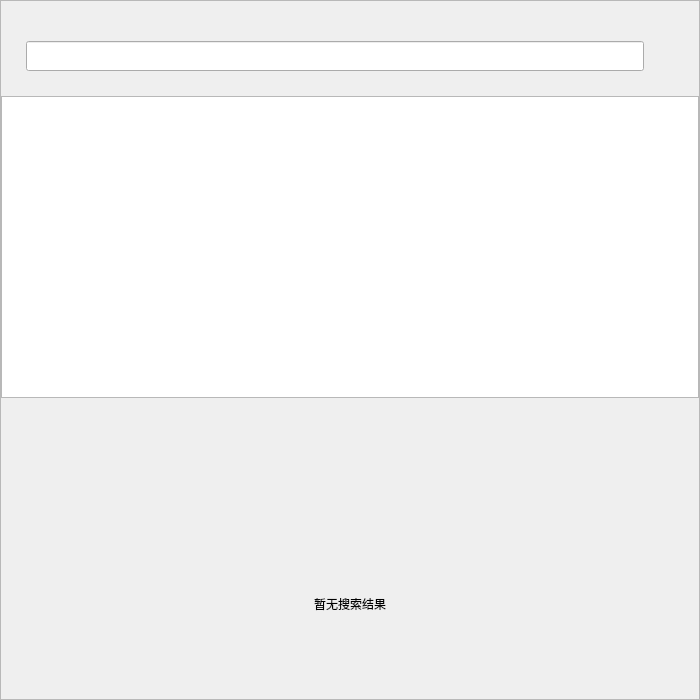
Old version of the form Clients/GuChat/finddialog.ui in the repository Lenis0/GuChat.
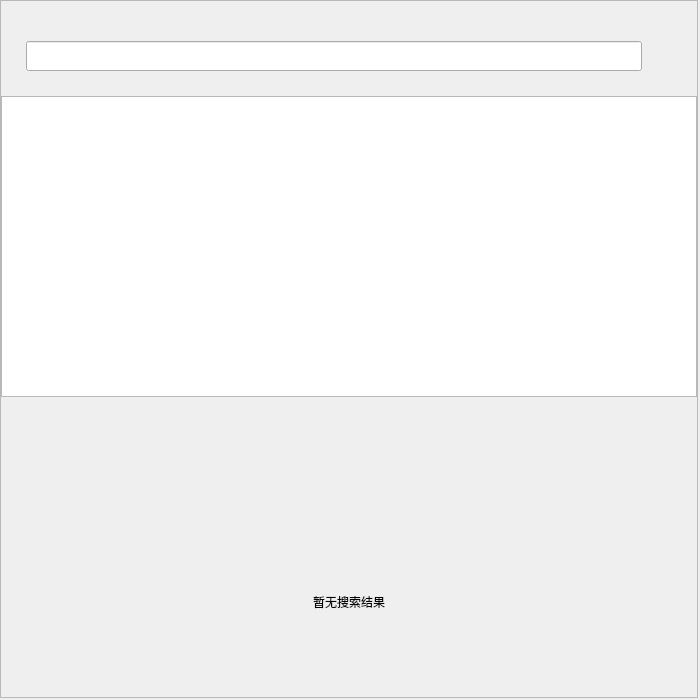
New version of the form. Custom widgets are drawn as their Qt base class.

Patch:
```diff
--- a/Clients/GuChat/finddialog.ui
+++ b/Clients/GuChat/finddialog.ui
@@ -2,6 +2,9 @@
 <ui version="4.0">
  <class>FindDialog</class>
  <widget class="QDialog" name="FindDialog">
+  <property name="enabled">
+   <bool>true</bool>
+  </property>
   <property name="geometry">
    <rect>
     <x>0</x>
@@ -16,12 +19,6 @@
     <height>700</height>
    </size>
   </property>
-  <property name="maximumSize">
-   <size>
-    <width>700</width>
-    <height>700</height>
-   </size>
-  </property>
   <layout class="QVBoxLayout" name="verticalLayout">
    <property name="spacing">
     <number>0</number>
@@ -33,10 +30,10 @@
     <number>0</number>
    </property>
    <property name="rightMargin">
-    <number>0</number>
+    <number>2</number>
    </property>
    <property name="bottomMargin">
-    <number>0</number>
+    <number>2</number>
    </property>
    <item>
     <widget class="QFrame" name="lenis_find_frame">
```
